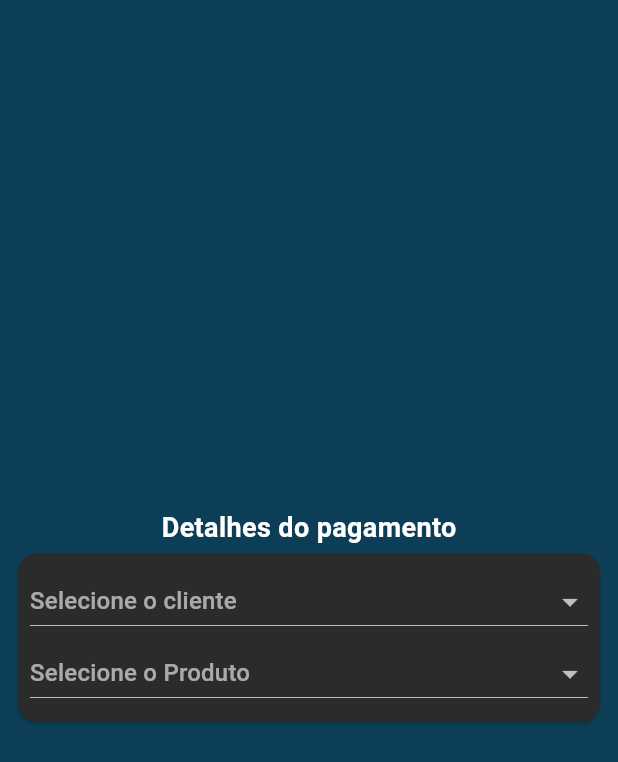
After one commit to JEFIRO/thaurus_cnc_app, a Flutter app: the screen it shows after launch, in the side drawer, after a tap on "Cadastrar Pedido", on a phone screen of 412 x 824 dp. The commit adds this screen. Shown: the top 762 px of the screen. Run offline on Flutter 3.47's test engine with Material 3 defaults, Android fonts, the phone set to English and light mode, and no system bars; our stand-ins replace file_picker, firebase_core, flutter_multi_formatter, flutter_slidable, image_picker, mask_text_input_formatter; accounts and stored records are empty; network calls fail.

Commit message:
inicil da cadastro de pedidos manual

```diff
--- a/lib/app_theme.dart
+++ b/lib/app_theme.dart
@@ -7,11 +7,12 @@ class AppTheme {
   static const cinzaClaro = Color(0xFFF1F1F1);
   static const branco = Color(0xFFFFFFFF);
 
+
   static const corDestaque = Color(0xFF0C3F57);
 
   static final darkTheme = ThemeData(
     brightness: Brightness.dark,
-    scaffoldBackgroundColor: grafiteProfundo,
+    scaffoldBackgroundColor: corDestaque,
     useMaterial3: true,
 
     colorScheme: const ColorScheme.dark(
--- a/lib/main.dart
+++ b/lib/main.dart
@@ -4,6 +4,7 @@ import 'package:thaurus_cnc/routes.dart';
 import 'package:thaurus_cnc/screens/cliente/cliente_form_page.dart';
 import 'package:thaurus_cnc/screens/cliente/cliente_page.dart';
 import 'package:thaurus_cnc/screens/home_page.dart';
+import 'package:thaurus_cnc/screens/pedido/pedido_form_page.dart';
 import 'package:thaurus_cnc/screens/pedido/pedido_page.dart';
 import 'package:thaurus_cnc/screens/produto/produto_form_page.dart';
 import 'package:thaurus_cnc/screens/produto/produto_page.dart';
@@ -36,6 +37,7 @@ class MyApp extends StatelessWidget {
         Routes.orderPage: (context) => PedidoPage(),
         Routes.clientFormPage: (context) => ClienteFormPage(),
         Routes.clientPage: (context) => ClientePage(),
+        Routes.pedidoFormPage: (context) => PedidoFormPage(),
       },
     );
   }
--- a/lib/routes.dart
+++ b/lib/routes.dart
@@ -5,4 +5,5 @@ class Routes {
   static const String orderPage = '/orderPage';
   static const String clientFormPage = '/clientFormPage';
   static const String clientPage = '/clientPage';
+  static const String pedidoFormPage = '/pedidoFormPage';
 }
--- a/lib/screens/home_page.dart
+++ b/lib/screens/home_page.dart
@@ -38,6 +38,13 @@ class HomePage extends StatelessWidget {
               },
             ),
             ListTile(
+              leading: Icon(Icons.add),
+              title: Text("Cadastrar Pedido"),
+              onTap: () {
+                Navigator.pushNamed(context, Routes.pedidoFormPage);
+              },
+            ),
+            ListTile(
               leading: Icon(Icons.person),
               title: Text("Cadastrar Cliente"),
               onTap: () {
--- /dev/null
+++ b/lib/screens/pedido/pedido_form_page.dart
@@ -0,0 +1,223 @@
+import 'package:flutter/material.dart';
+import 'package:thaurus_cnc/model/Produto/produto_model.dart';
+import 'package:thaurus_cnc/model/cliente/cliente_model.dart';
+import 'package:thaurus_cnc/routes.dart';
+import 'package:thaurus_cnc/service/cliente_service.dart';
+import 'package:thaurus_cnc/service/produto_service.dart';
+
+class PedidoFormPage extends StatefulWidget {
+  PedidoFormPage({super.key});
+
+  @override
+  State<PedidoFormPage> createState() => _PedidoFormPageState();
+}
+
+class _PedidoFormPageState extends State<PedidoFormPage> {
+  final _formKey = GlobalKey<FormState>();
+
+  List<ClienteModel> _clientes = [];
+  ClienteModel? _clienteSelecionado;
+
+  List<ProdutoModel> _produtos = [];
+  ProdutoModel? _produtoSelecionado;
+
+  Future<List<ClienteModel>> _buscarClientes() async {
+    return await ClienteService().listarClientes();
+  }
+
+  Future<List<ProdutoModel>> _buscarProduto() async {
+    return await ProdutoService().listarProdutos();
+  }
+
+  final ProdutoModel _addProdutoItem = ProdutoModel(
+    id: -1,
+    nome: 'Adicionar novo produto',
+    descricao: '',
+    imagem: '',
+    ativo: true,
+    variantes: [],
+    personalizacao: {},
+  );
+
+  final ClienteModel _addClienteItem = ClienteModel(id: -1);
+
+  @override
+  void initState() {
+    super.initState();
+    _carregarClientes();
+    _buscarProduto();
+  }
+
+  void _carregarClientes() async {
+    final clientes = await _buscarClientes();
+    final produtos = await _buscarProduto();
+    setState(() {
+      _clientes = clientes;
+      _produtos = produtos;
+    });
+  }
+
+  List<DropdownMenuItem<ClienteModel>> get items {
+    final list = _clientes.map((cliente) {
+      return DropdownMenuItem<ClienteModel>(
+        value: cliente,
+        child: Text(cliente.nome!),
+      );
+    }).toList();
+
+    list.add(
+      DropdownMenuItem<ClienteModel>(
+        value: _addClienteItem,
+        child: Row(
+          children: const [
+            Icon(Icons.add, color: Colors.green),
+            SizedBox(width: 10),
+            Text(
+              'Adicionar novo Cliente',
+              style: TextStyle(
+                fontWeight: FontWeight.bold,
+                color: Colors.green,
+              ),
+            ),
+          ],
+        ),
+      ),
+    );
+    return list;
+  }
+
+  List<DropdownMenuItem<ProdutoModel>> get itens {
+    final lista = _produtos.map((produto) {
+      return DropdownMenuItem<ProdutoModel>(
+        value: produto,
+        child: Row(
+          children: [
+            CircleAvatar(
+              radius: 18,
+              backgroundImage: produto.imagem != null
+                  ? NetworkImage(produto.imagem!)
+                  : null,
+              child: produto.imagem == null
+                  ? Text(produto.nome[0].toUpperCase())
+                  : null,
+            ),
+            const SizedBox(width: 10),
+            Expanded(
+              child: Text(produto.nome, overflow: TextOverflow.ellipsis),
+            ),
+          ],
+        ),
+      );
+    }).toList();
+
+    lista.add(
+      DropdownMenuItem<ProdutoModel>(
+        value: _addProdutoItem,
+        child: Row(
+          children: const [
+            Icon(Icons.add, color: Colors.green),
+            SizedBox(width: 10),
+            Text(
+              'Adicionar novo produto',
+              style: TextStyle(
+                fontWeight: FontWeight.bold,
+                color: Colors.green,
+              ),
+            ),
+          ],
+        ),
+      ),
+    );
+    return lista;
+  }
+
+  @override
+  Widget build(BuildContext context) {
+    return Scaffold(
+      backgroundColor: const Color(0xFF0C3F57),
+      body: Center(
+        child: Padding(
+          padding: EdgeInsetsGeometry.all(8.0),
+          child: Column(
+            mainAxisSize: MainAxisSize.min,
+            children: [
+              const Text(
+                'Detalhes do pagamento',
+                style: TextStyle(
+                  color: Colors.white,
+                  fontWeight: FontWeight.w700,
+                  fontSize: 18,
+                ),
+              ),
+              Form(
+                key: _formKey,
+                child: Card(
+                  child: Padding(
+                    padding: EdgeInsetsGeometry.all(8.0),
+                    child: Column(
+                      mainAxisSize: MainAxisSize.max,
+                      children: [
+                        Row(
+                          mainAxisSize: MainAxisSize.max,
+                          children: [
+                            Expanded(
+                              child: DropdownButton<ClienteModel>(
+                                hint: const Text('Selecione o cliente'),
+                                isExpanded: true,
+                                value: _clienteSelecionado,
+                                items: items,
+                                onChanged: (ClienteModel? value) {
+                                  if (value == null) return;
+                                  if (value.id == -1) {
+                                    Navigator.pushNamed(
+                                      context,
+                                      Routes.clientFormPage,
+                                    );
+                                  }
+                                  setState(() {
+                                    _clienteSelecionado = value;
+                                  });
+                                },
+                              ),
+                            ),
+                          ],
+                        ),
+                        Row(
+                          mainAxisSize: MainAxisSize.max,
+                          children: [
+                            Expanded(
+                              child: DropdownButton<ProdutoModel>(
+                                hint: const Text('Selecione o Produto'),
+                                isExpanded: true,
+                                value: _produtoSelecionado,
+
+                                items: itens,
+                                onChanged: (ProdutoModel? value) {
+                                  if (value == null) return;
+
+                                  if (value.id == -1) {
+                                    Navigator.pushNamed(
+                                      context,
+                                      Routes.productFormPage,
+                                    );
+                                  }
+                                  setState(() {
+                                    _produtoSelecionado = value;
+                                  });
+                                },
+                              ),
+                            ),
+                          ],
+                        ),
+                      ],
+                    ),
+                  ),
+                ),
+              ),
+            ],
+          ),
+        ),
+      ),
+    );
+  }
+}
```
